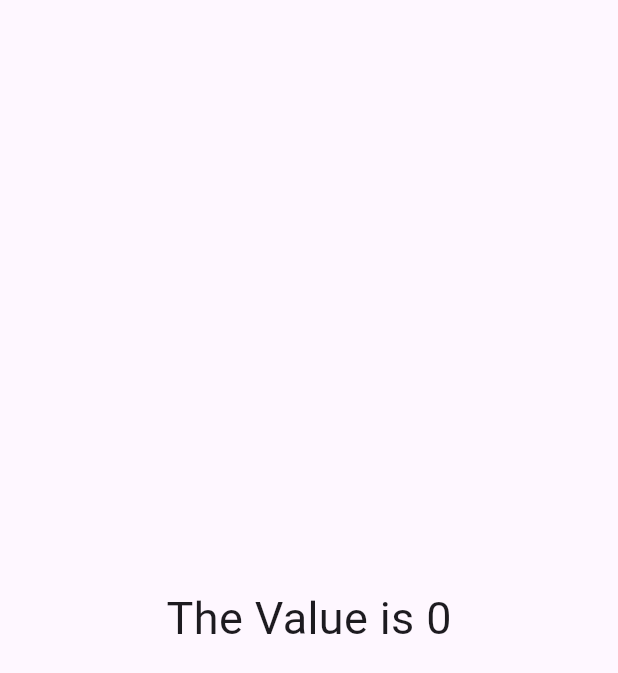
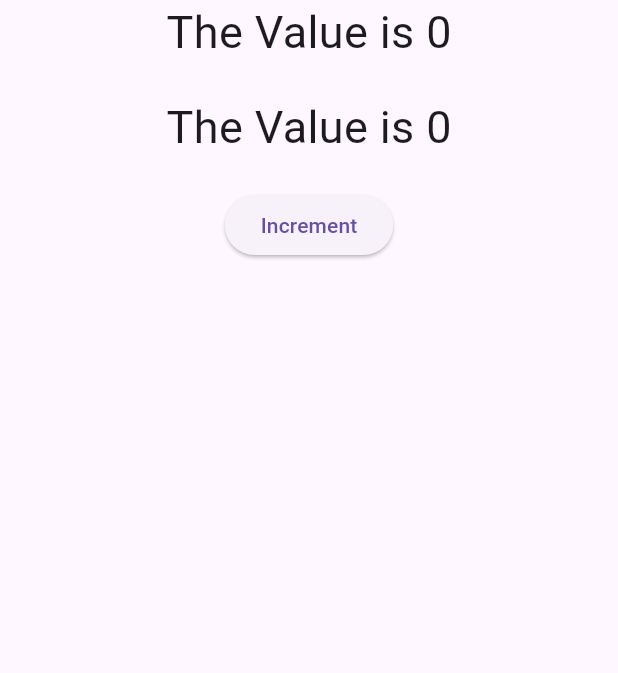
Before and after one commit to ChandanGupta31/get_x, a Flutter app: the screen it shows after launch, on a phone screen of 412 x 824 dp. Shown: the top 673 px of the screen. Run offline on Flutter 3.47's test engine with Material 3 defaults, Android fonts, the phone set to English and light mode, and no system bars; our stand-ins replace get.

Commit message:
Unique ID

```diff
--- /dev/null
+++ b/lib/get_x/12_getx_unique_id/business_logic.dart
@@ -0,0 +1,12 @@
+import 'package:flutter/foundation.dart';
+import 'package:get/get.dart';
+
+class MyController extends GetxController{
+
+  var count = 0;
+
+  void increment() {
+    this.count++;
+    update(['txtCount']);
+  }
+}
--- /dev/null
+++ b/lib/get_x/12_getx_unique_id/ui.dart
@@ -0,0 +1,54 @@
+import 'package:flutter/material.dart';
+import 'package:get/get.dart';
+import 'business_logic.dart';
+
+class GetxUniqueID extends StatelessWidget {
+  GetxUniqueID({super.key});
+
+  MyController myController = Get.put(MyController());
+
+  @override
+  Widget build(BuildContext context) {
+    return Scaffold(
+      body: Center(
+        child: Column(
+          children: [
+            GetBuilder<MyController>(
+              id: 'txtCount',
+              builder: (controller) {
+                return Text(
+                  'The Value is ${myController.count}',
+                  style: TextStyle(
+                    fontSize: 30,
+                  ),
+                );
+              },
+            ),
+            SizedBox(
+              height: 20,
+            ),
+            GetBuilder<MyController>(
+              builder: (controller) {
+                return Text(
+                  'The Value is ${myController.count}',
+                  style: TextStyle(
+                    fontSize: 30,
+                  ),
+                );
+              },
+            ),
+            SizedBox(
+              height: 20,
+            ),
+            ElevatedButton(
+                onPressed: () {
+                  myController.increment();
+                },
+                child: Text('Increment'),
+            )
+          ],
+        ),
+      ),
+    );
+  }
+}
--- a/lib/main.dart
+++ b/lib/main.dart
@@ -2,6 +2,7 @@ import 'package:flutter/material.dart';
 import 'package:get/get.dart';
 import 'package:get_x/get_x/10_getx_simple_state_manager/ui.dart';
 import 'package:get_x/get_x/11_getx_controller_lifecycle/ui.dart';
+import 'package:get_x/get_x/12_getx_unique_id/ui.dart';
 import 'package:get_x/get_x/1_snack_bar.dart';
 import 'package:get_x/get_x/2_show_dialog.dart';
 import 'package:get_x/get_x/3_bottom_sheed_and_dynamic_view.dart';
@@ -18,7 +19,7 @@ void main() {
     initialRoute: '/',
     defaultTransition: Transition.zoom,
     getPages: [
-      GetPage(name: '/', page:() => GetxControllerLifeCycle()),
+      GetPage(name: '/', page:() => GetxUniqueID()),
       GetPage(
         name: '/home',
         page: ()=> SnackBarScreen(),
```
